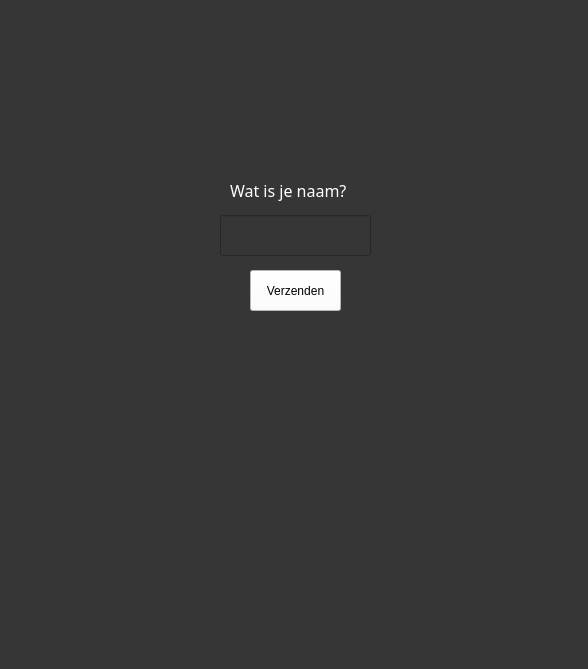
This is Sorteerhoed.ui in bramvanuldenn/Sorteerhoed as Qt 5 draws it before an edit. The edited form follows.
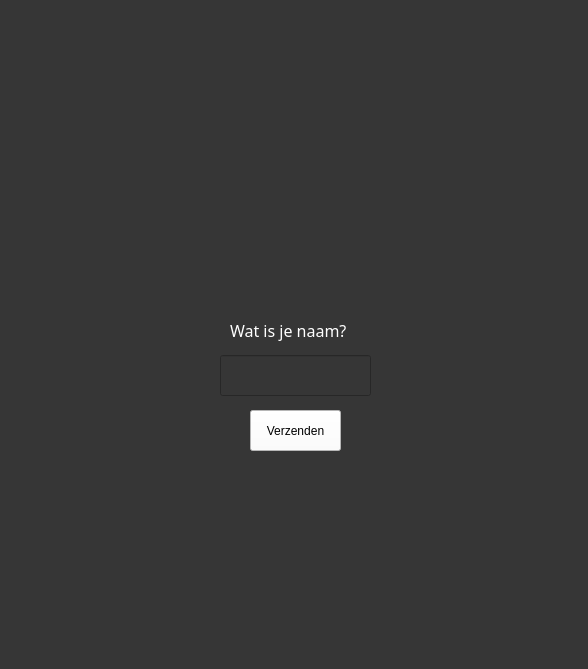
This is the edited form. Icons and pictures are not drawn.

Commit message: Sorteerhoed pictogram

What changed in the file:
```diff
--- a/Sorteerhoed.ui
+++ b/Sorteerhoed.ui
@@ -21,7 +21,7 @@
     <property name="geometry">
      <rect>
       <x>230</x>
-      <y>170</y>
+      <y>310</y>
       <width>131</width>
       <height>40</height>
      </rect>
@@ -43,17 +43,20 @@
     <property name="geometry">
      <rect>
       <x>220</x>
-      <y>215</y>
+      <y>355</y>
       <width>151</width>
       <height>41</height>
      </rect>
     </property>
+    <property name="styleSheet">
+     <string notr="true">color: rgb(255, 255, 255);</string>
+    </property>
    </widget>
    <widget class="QPushButton" name="verzendnaam">
     <property name="geometry">
      <rect>
       <x>250</x>
-      <y>270</y>
+      <y>410</y>
       <width>91</width>
       <height>41</height>
      </rect>
@@ -65,6 +68,22 @@
      <string>Verzenden</string>
     </property>
    </widget>
+   <widget class="QLabel" name="label">
+    <property name="geometry">
+     <rect>
+      <x>150</x>
+      <y>0</y>
+      <width>331</width>
+      <height>301</height>
+     </rect>
+    </property>
+    <property name="text">
+     <string/>
+    </property>
+    <property name="pixmap">
+     <pixmap>img/sorteerhoed.gif</pixmap>
+    </property>
+   </widget>
   </widget>
   <widget class="QMenuBar" name="menubar">
    <property name="geometry">
```
Left out of the diff: 4 changed lines with no effect on the pictures. The commit also changes 2 other files.
